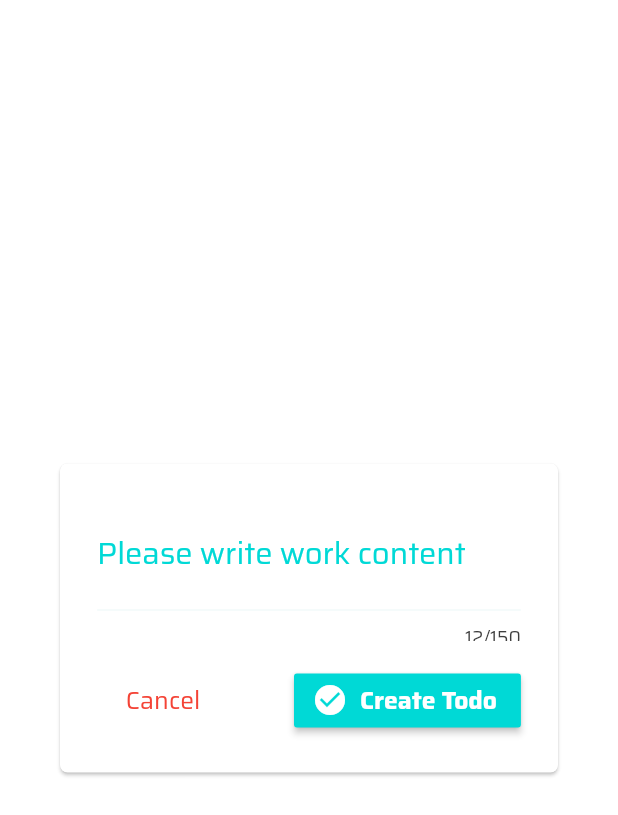
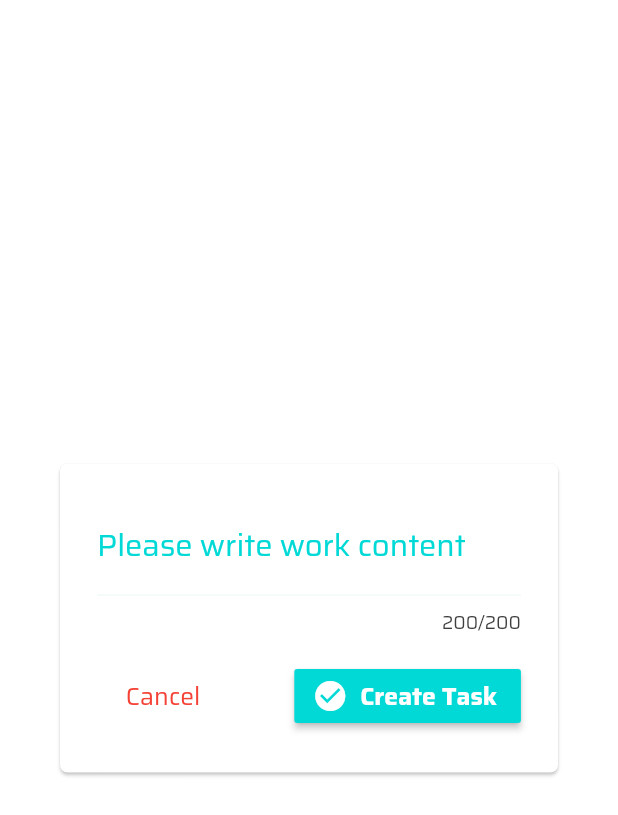
Before and after one commit to haprosd5/flutter_project_toapp_text_recongnize, a Flutter app: the DiaLogAddTodo widget shown alone on an empty page, opened directly with empty values, on a phone screen of 412 x 824 dp. Shown: the top 815 px of the screen. Run offline on Flutter 3.47's test engine with Material 2 defaults, Android fonts, the phone set to English and light mode, and no system bars; our stand-ins replace bloc, equatable, floor, flutter_bloc, flutter_datetime_picker, google_fonts and 1 more; accounts and stored records are empty; generated files the repository leaves out were written again.

Commit message:
cập nhật dở phần item task

```diff
--- a/lib/blocs/todo_bloc/todo_bloc.dart
+++ b/lib/blocs/todo_bloc/todo_bloc.dart
@@ -29,7 +29,7 @@ class TodoBloc extends Bloc<TodoEvent, TodoState> {
             await _todoService.getLoadAllTodo();
 
        // remove toan bo data bang todo _todoService.removeAllDataTodo(listAllTodo);
-
+        _todoService.removeAllDataTodo(listAllTodo);
         // hien thi list item
         print(listAllTodo);
 
@@ -46,7 +46,6 @@ class TodoBloc extends Bloc<TodoEvent, TodoState> {
 
         if (check) {
           yield TodoAddSuccess();
-          print('thanh cong');
           final List<TodoEntity> listAllTodo =
               await _todoService.getLoadAllTodo();
           yield TodoLoaded(list: listAllTodo);
--- a/lib/blocs/todo_bloc/todo_event.dart
+++ b/lib/blocs/todo_bloc/todo_event.dart
@@ -13,7 +13,7 @@ class TodoGetEvent extends TodoEvent {
 }
 class TodoAddEvent extends TodoEvent {
   final String title;
-  final DateTime datetime;
+  final String datetime;
   TodoAddEvent({this.title, this.datetime});
   @override
   // TODO: implement props
--- a/lib/codes/repositories/todo_repository.dart
+++ b/lib/codes/repositories/todo_repository.dart
@@ -9,7 +9,7 @@ abstract class TodoRepositoryDao extends IRepositoryDaoInterface<TodoEntity> {
    @Query('SELECT * FROM Todos WHERE id = :id')
    Future<TodoEntity> getById(int id);
 
-   @Query('SELECT * FROM Todos')
+   @Query('SELECT * FROM Todos ORDER BY id DESC')
    Future<List<TodoEntity>> getAll();
 
 }
--- a/lib/components/dialog_addtodo.dart
+++ b/lib/components/dialog_addtodo.dart
@@ -1,6 +1,8 @@
 import 'package:flutter/cupertino.dart';
 import 'package:flutter/material.dart';
+import 'package:flutter_bloc/flutter_bloc.dart';
 import 'package:google_fonts/google_fonts.dart';
+import 'package:projecttodoapp/blocs/todo_bloc/todo_bloc.dart';
 import 'package:projecttodoapp/helper/constants.dart';
 import 'package:projecttodoapp/helper/size_config.dart';
 
@@ -10,13 +12,31 @@ class DialogHelper {
 }
 
 class DiaLogAddTodo extends StatefulWidget {
-  DiaLogAddTodo(String timePicker);
+  final String timePicker;
+
+  DiaLogAddTodo(this.timePicker);
 
   @override
-  _DiaLogAddTodoState createState() => _DiaLogAddTodoState();
+  _DiaLogAddTodoState createState() => _DiaLogAddTodoState(this.timePicker);
 }
 
 class _DiaLogAddTodoState extends State<DiaLogAddTodo> {
+  String time;
+  final _controller = TextEditingController();
+
+  _DiaLogAddTodoState(this.time);
+
+  void onValueChange() {
+    setState(() {
+      _controller.text;
+    });
+  }
+  @override
+  void initState() {
+    super.initState();
+    _controller.addListener(onValueChange);
+  }
+
   @override
   Widget build(BuildContext context) {
     return Dialog(
@@ -38,16 +58,18 @@ class _DiaLogAddTodoState extends State<DiaLogAddTodo> {
                     child: TextField(
                       minLines: 1,
                       maxLines: 5,
+                      maxLength: 200,
                       keyboardType: TextInputType.text,
                       style: GoogleFonts.saira(
                         fontWeight: FontWeight.normal,
                         color: kTextPrimaryMainColor,
                         fontSize: SizeConfig.blockSizeVertical * 2.5,
                       ),
+                      controller: _controller,
                       decoration: new InputDecoration(
                         labelText: 'Please write work content',
-                        counterText: '12/150',
-                        contentPadding: EdgeInsets.only(top: 10, bottom: 10),
+                        counterText: '${200 - _controller.text.length}/200',
+                        contentPadding: EdgeInsets.only(bottom: 10),
                         counterStyle: GoogleFonts.saira(
                           fontWeight: FontWeight.normal,
                           color: kTextPrimarySubColor,
@@ -75,7 +97,9 @@ class _DiaLogAddTodoState extends State<DiaLogAddTodo> {
                       mainAxisAlignment: MainAxisAlignment.spaceBetween,
                       children: <Widget>[
                         FlatButton(
-                            onPressed: () {},
+                            onPressed: () {
+                              Navigator.of(context).pop(1);
+                            },
                             color: kPrimaryMainColor,
                             child: Text(
                               'Cancel',
@@ -86,14 +110,18 @@ class _DiaLogAddTodoState extends State<DiaLogAddTodo> {
                               ),
                             )),
                         RaisedButton.icon(
-                            onPressed: () {},
+                            onPressed: () {
+                              _listen(context, time, _controller.text);
+
+                              Navigator.of(context).pop(1);
+                            },
                             icon: Icon(
                               Icons.check_circle,
                               color: kPrimaryMainColor,
                             ),
                             color: kAccendMainColor,
                             label: Text(
-                              'Create Todo',
+                              'Create Task',
                               style: GoogleFonts.saira(
                                 fontWeight: FontWeight.bold,
                                 color: kPrimaryMainColor,
@@ -107,4 +135,13 @@ class _DiaLogAddTodoState extends State<DiaLogAddTodo> {
       ),
     );
   }
+
+  /**
+   * ! xứ lý sư kiện thêm task
+   * */
+  void _listen(BuildContext context, String taskTime, String taskName) {
+    // ignore: close_sinks
+    final driver = BlocProvider.of<TodoBloc>(context);
+    driver.add(TodoAddEvent(title: taskName, datetime: taskTime));
+  }
 }
--- a/lib/helper/functions.dart
+++ b/lib/helper/functions.dart
@@ -11,9 +11,9 @@ import 'custom_picker.dart';
 Future<DateTime> tripEditModalBottomSheet(BuildContext context) async {
   return await DatePicker.showPicker(
     context,
-    showTitleActions: true,
+    //showTitleActions: true,
     theme: DatePickerTheme(
-      containerHeight: 210.0,
+      containerHeight: SizeConfig.blockSizeVertical * 30,
       cancelStyle: GoogleFonts.saira(
         fontWeight: FontWeight.normal,
         color: kTextSecondaryMainColor,
@@ -27,7 +27,6 @@ Future<DateTime> tripEditModalBottomSheet(BuildContext context) async {
     ),
     onConfirm: (time) {
       String formattedDate = DateFormat('HH:mm').format(time);
-      print('confirm $formattedDate');
       return DialogHelper.exit(context, formattedDate);
     },
     pickerModel: CustomPicker(
--- a/pubspec.yaml
+++ b/pubspec.yaml
@@ -39,6 +39,8 @@ dependencies:
   floor: ^0.14.0
   #fomart datetime
   intl: ^0.16.1
+  #flutter flutter_slidable slide button list
+  flutter_slidable: ^0.5.7
 
 dev_dependencies:
   floor_generator: ^0.14.0
@@ -57,8 +59,6 @@ flutter:
   # included with your application, so that you can use the icons in
   # the material Icons class.
   uses-material-design: true
-  assets:
-    - assets/images/
   # To add assets to your application, add an assets section, like this:
   # assets:
   #   - images/a_dot_burr.jpeg
```
Also changed, not shown: lib/codes/sevices/todo_service.dart (+5 -5 lines), lib/components/float_button.dart (+0 -13 lines), lib/components/task copy.dart (added, +95 -0 lines), lib/components/task.dart (renamed from lib/components/item_todo.dart, +27 -9 lines), lib/pages/home_page-copy.dart (deleted, +0 -84 lines), lib/pages/home_page.dart (+8 -7 lines), lib/codes/dbs/database.g.dart (added), lib/components/dialog_error.dart (added), pubspec.lock.
